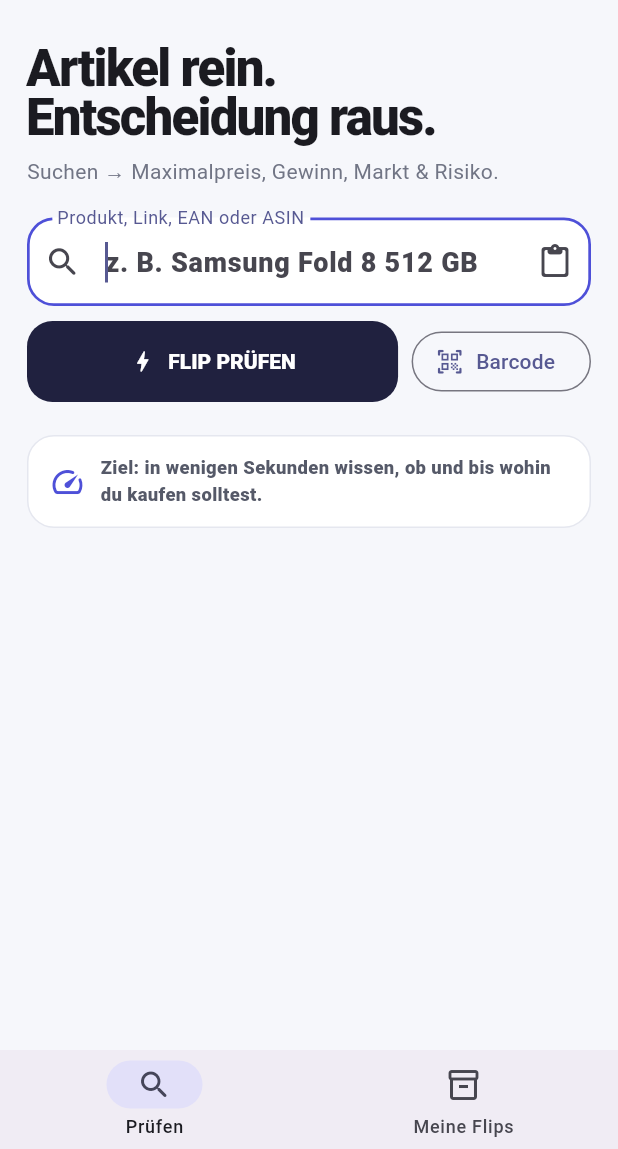
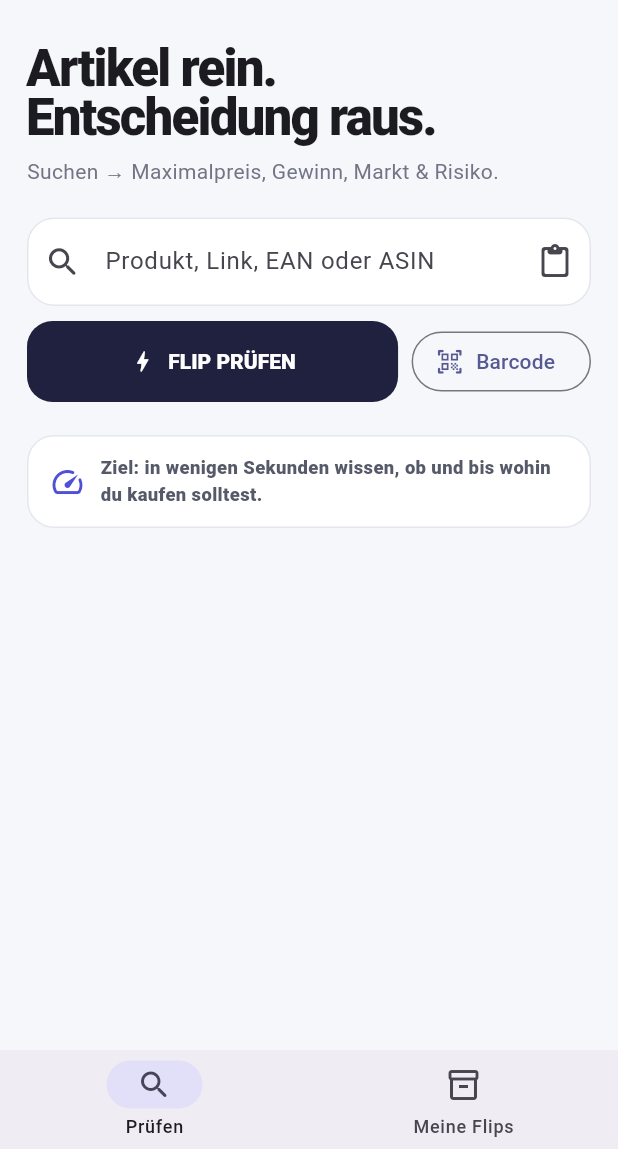
Before and after one commit to mediumfact7007/flipradar, a Flutter app: the screen it shows after launch, on a phone screen of 412 x 824 dp, the part 87-1236 px from its top. Run offline on Flutter 3.47's test engine with Material 3 defaults, Android fonts, the phone set to English and light mode, and no system bars; our stand-ins replace google_mobile_ads, in_app_purchase, shared_preferences; missing offline and left inert: mobile_scanner, receive_sharing_intent.

Commit message:
Improve home search fast start

```diff
--- a/lib/v13_app.dart
+++ b/lib/v13_app.dart
@@ -1106,6 +1106,7 @@ class _V13HomeState extends State<V13Home> {
     query.text = text.length > 500 ? text.substring(0, 500) : text;
     query.selection = TextSelection.collapsed(offset: query.text.length);
     _changed(query.text);
+    _submit();
   }
 
   @override
@@ -1137,7 +1138,7 @@ class _V13HomeState extends State<V13Home> {
         TextField(
           key: const ValueKey('v13-universal-search'),
           controller: query,
-          autofocus: true,
+          autofocus: false,
           minLines: 1,
           maxLines: 3,
           onChanged: _changed,
@@ -1149,7 +1150,7 @@ class _V13HomeState extends State<V13Home> {
             hintText: t('z. B. Samsung Fold 8 512 GB', 'e.g. Samsung Fold 8 512 GB'),
             prefixIcon: const Icon(Icons.search_rounded, size: 25),
             suffixIcon: query.text.trim().isEmpty
-                ? IconButton(onPressed: _paste, tooltip: t('Einfügen', 'Paste'), icon: const Icon(Icons.content_paste_rounded))
+                ? IconButton(key: const ValueKey('v150-paste-and-check'), onPressed: _paste, tooltip: t('Einfügen & prüfen', 'Paste & check'), icon: const Icon(Icons.content_paste_rounded))
                 : IconButton(key: const ValueKey('v145-clear-search'), onPressed: _clearSearch, tooltip: t('Leeren', 'Clear'), icon: const Icon(Icons.close_rounded)),
           ),
         ),
```
